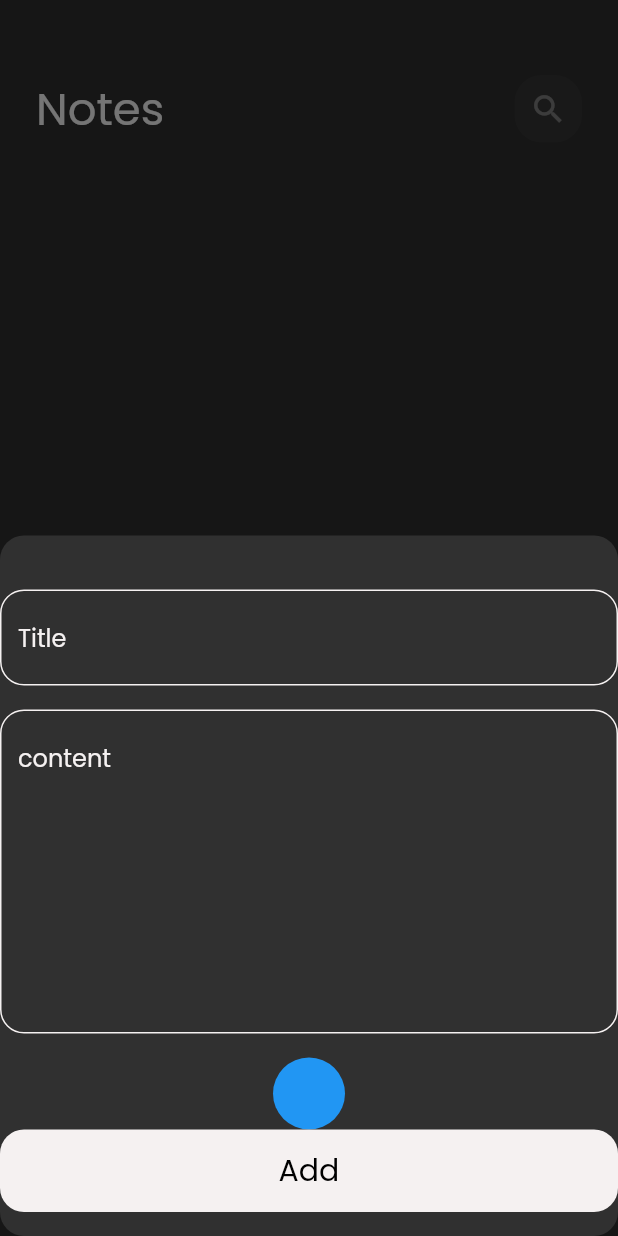
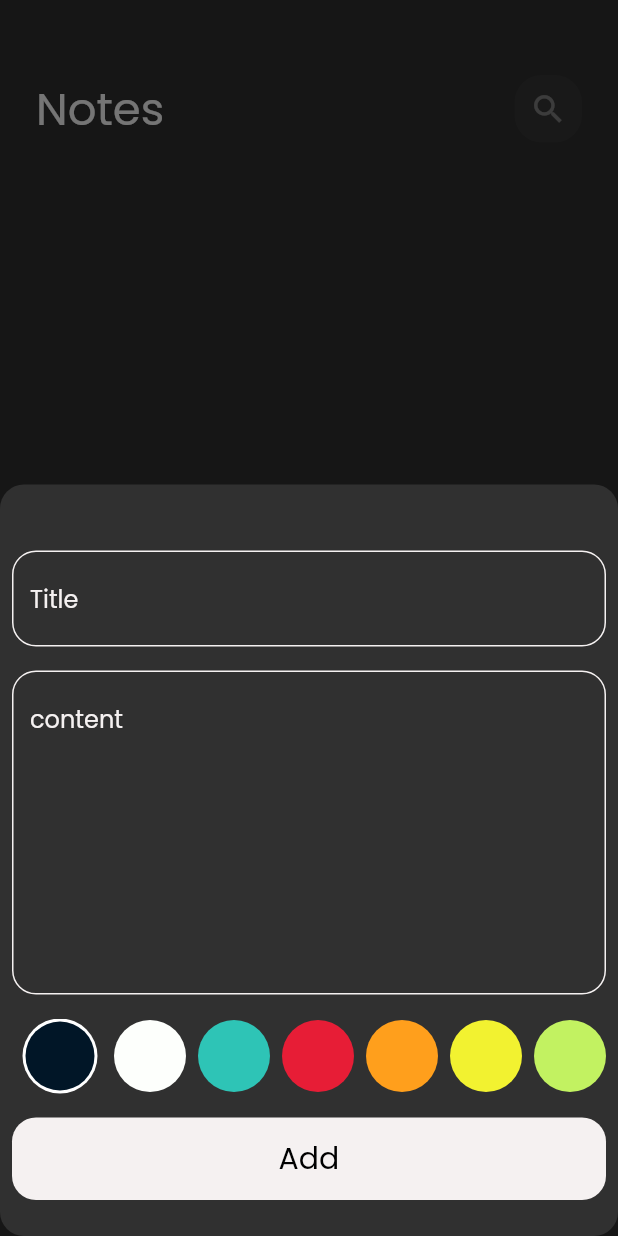
Before and after one commit to Ahmedgamalebied/My_diary, a Flutter app: the screen it shows after launch, after a tap on the "add" icon, on a phone screen of 412 x 824 dp. Run offline on Flutter 3.47's test engine with Material 2 defaults, Android fonts, the phone set to English and light mode, and no system bars; our stand-ins replace bloc, date_format, flutter_bloc, font_awesome_flutter, hive, hive_flutter; accounts and stored records are empty.

Commit message:
handle error and finish app

```diff
--- a/lib/cubits/add_notes/add_notes_cubit.dart
+++ b/lib/cubits/add_notes/add_notes_cubit.dart
@@ -1,14 +1,18 @@
+import 'dart:ui';
+
 import 'package:bloc/bloc.dart';
 import 'package:hive_flutter/adapters.dart';
 import 'package:my_diary/constants.dart';
 import 'package:my_diary/models/note_model.dart';
+import 'package:my_diary/views/Widgets/colorItems.dart';
 
 part 'add_notes_state.dart';
 
 class AddNotesCubit extends Cubit<AddNotesState> {
   AddNotesCubit() : super(AddNotesInitial());
-
+  Color color = const Color(0xff011627);
   addNotes(NoteModel note) async {
+    note.color = color.value;
     emit(AddNotesLoading());
     try {
       var notesBox = Hive.box<NoteModel>(kNotesBox);
--- a/lib/views/Widgets/addFormButtomSheet.dart
+++ b/lib/views/Widgets/addFormButtomSheet.dart
@@ -8,6 +8,7 @@ import 'package:my_diary/models/note_model.dart';
 import '../../cubits/add_notes/add_notes_cubit.dart';
 import 'Custom_buttom.dart';
 import 'Custom_textfield.dart';
+import 'colorItems.dart';
 
 class AddFormButtomSheet extends StatefulWidget {
   const AddFormButtomSheet({
@@ -25,7 +26,9 @@ class _AddFormButtomSheetState extends State<AddFormButtomSheet> {
 
   @override
   Widget build(BuildContext context) {
-    return Form(
+    return Padding(
+      padding: const EdgeInsets.all(8.0),
+      child: Form(
         key: formKey,
         child: Column(
           children: [
@@ -51,15 +54,20 @@ class _AddFormButtomSheetState extends State<AddFormButtomSheet> {
             const SizedBox(
               height: 16,
             ),
-          ColorItems(),
-          BlocBuilder<AddNotesCubit, AddNotesState>(builder: (context, state) {
+            const ColorListView(),
+            const SizedBox(
+              height: 16,
+            ),
+            BlocBuilder<AddNotesCubit, AddNotesState>(
+                builder: (context, state) {
               return CustomButtom(
                 isloading: state is AddNotesLoading ? true : false,
                 onTap: () {
                   if (formKey.currentState!.validate()) {
                     formKey.currentState!.save();
                     var currentDate = DateTime.now();
-                  var formatDateCurrent = DateFormat.yMd().format(currentDate);
+                    var formatDateCurrent =
+                        DateFormat.yMd().format(currentDate);
                     var noteModel = NoteModel(
                         title: title!,
                         subtitle: subtitle!,
@@ -78,34 +86,7 @@ class _AddFormButtomSheetState extends State<AddFormButtomSheet> {
             ),
           ],
         ),
+      ),
     );
   }
 }
-
-class ColorItems extends StatelessWidget {
-  const ColorItems({super.key});
-
-  @override
-  Widget build(BuildContext context) {
-    return const CircleAvatar(
-      radius: 24,
-      backgroundColor: Colors.blue,
-    );
-  }
-}
-
-class ColorListView extends StatelessWidget {
-  const ColorListView({super.key});
-
-  @override
-  Widget build(BuildContext context) {
-    return SizedBox(
-      height: 24 * 2,
-      child: ListView.builder(
-          scrollDirection: Axis.horizontal,
-          itemBuilder: (context, index) {
-            return ColorItems();
-          }),
-    );
-  }
-}
--- /dev/null
+++ b/lib/views/Widgets/colorItems.dart
@@ -0,0 +1,78 @@
+import 'package:flutter/material.dart';
+import 'package:flutter_bloc/flutter_bloc.dart';
+import 'package:my_diary/cubits/add_notes/add_notes_cubit.dart';
+
+class ColorItems extends StatelessWidget {
+  const ColorItems({super.key, required this.isActive, required this.color});
+  final bool isActive;
+  final Color color;
+  @override
+  Widget build(BuildContext context) {
+    if (isActive == true) {
+      return CircleAvatar(
+        radius: 28,
+        backgroundColor: Colors.white,
+        child: CircleAvatar(
+          radius: 23,
+          backgroundColor: color,
+        ),
+      );
+    } else {
+      return CircleAvatar(
+        radius: 24,
+        backgroundColor: color,
+      );
+    }
+  }
+}
+
+class ColorListView extends StatefulWidget {
+  const ColorListView({super.key});
+
+  @override
+  State<ColorListView> createState() => _ColorListViewState();
+}
+
+int currentIndex = 0;
+List<Color> listColor = const [
+  Color(0xff011627),
+  Color(0xffFDFFFC),
+  Color(0xff2EC4B6),
+  Color(0xffE71D36),
+  Color(0xffFF9F1C),
+  Color(0xffF2F230),
+  Color(0xffC2F261),
+  Color(0xff61F2C2),
+  Color(0xff61F2C2),
+  Color(0xff30F2F2),
+];
+
+class _ColorListViewState extends State<ColorListView> {
+  @override
+  Widget build(BuildContext context) {
+    return SizedBox(
+      height: 25 * 2,
+      child: ListView.builder(
+          itemCount: listColor.length,
+          scrollDirection: Axis.horizontal,
+          itemBuilder: (context, index) {
+            return Padding(
+              padding: const EdgeInsets.symmetric(horizontal: 4),
+              child: GestureDetector(
+                onTap: () {
+                  currentIndex = index;
+                  BlocProvider.of<AddNotesCubit>(context).color =
+                      listColor[index];
+
+                  setState(() {});
+                },
+                child: ColorItems(
+                  color: listColor[index],
+                  isActive: currentIndex == index,
+                ),
+              ),
+            );
+          }),
+    );
+  }
+}
```
Lines whose indentation alone changed are shown as unchanged.
